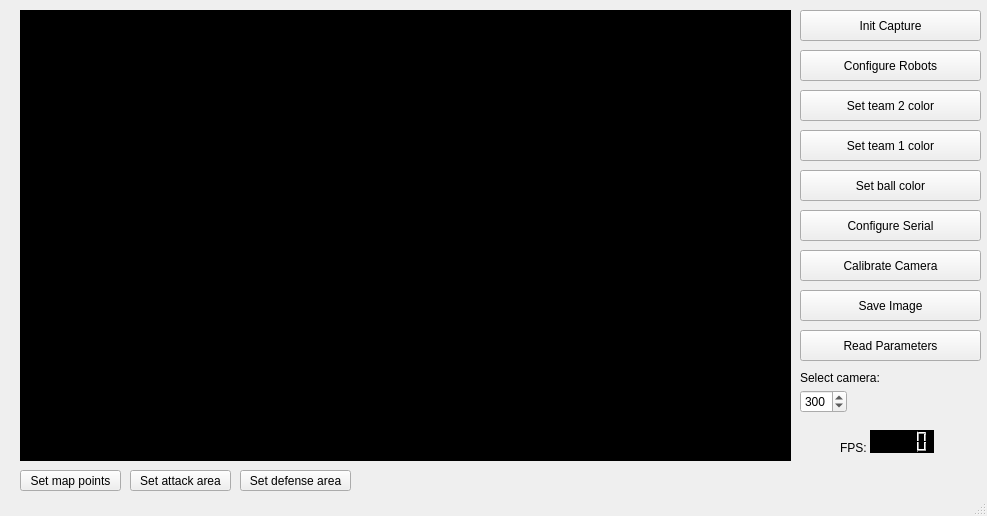
mateus558/RinoBot-System, file setparameters.ui: the form before one commit.
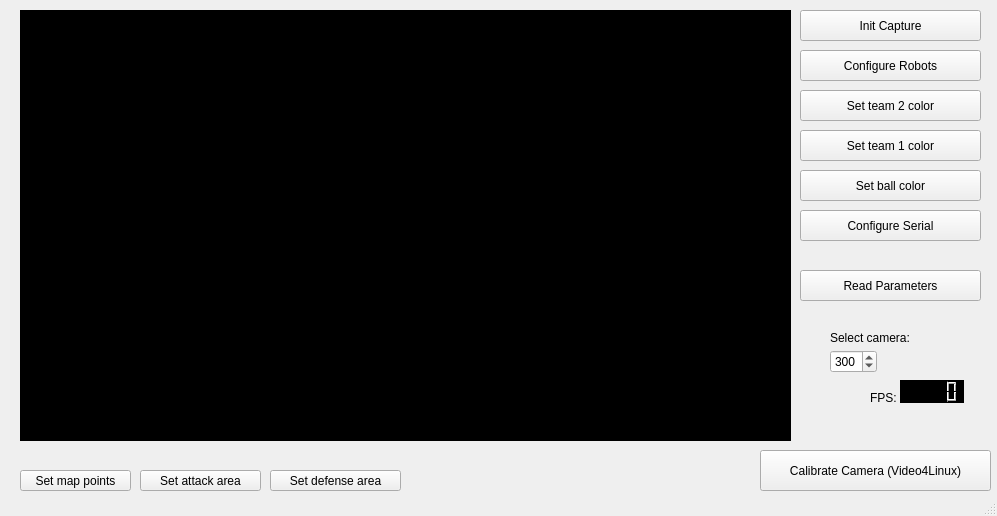
The form after the commit.

Commit message: Implementing camera calibration UI

Patch:
```diff
--- a/setparameters.ui
+++ b/setparameters.ui
@@ -9,7 +9,7 @@
    <rect>
     <x>0</x>
     <y>0</y>
-    <width>987</width>
+    <width>997</width>
     <height>516</height>
    </rect>
   </property>
@@ -23,7 +23,7 @@
       <x>20</x>
       <y>10</y>
       <width>771</width>
-      <height>451</height>
+      <height>431</height>
      </rect>
     </property>
     <property name="styleSheet">
@@ -49,8 +49,8 @@
    <widget class="QLCDNumber" name="fps_number">
     <property name="geometry">
      <rect>
-      <x>870</x>
-      <y>430</y>
+      <x>900</x>
+      <y>380</y>
       <width>64</width>
       <height>23</height>
      </rect>
@@ -62,8 +62,8 @@
    <widget class="QLabel" name="fps_label">
     <property name="geometry">
      <rect>
-      <x>840</x>
-      <y>440</y>
+      <x>870</x>
+      <y>390</y>
       <width>31</width>
       <height>16</height>
      </rect>
@@ -76,7 +76,7 @@
     <property name="geometry">
      <rect>
       <x>800</x>
-      <y>330</y>
+      <y>270</y>
       <width>181</width>
       <height>31</height>
      </rect>
@@ -129,7 +129,7 @@
      <rect>
       <x>20</x>
       <y>470</y>
-      <width>101</width>
+      <width>111</width>
       <height>21</height>
      </rect>
     </property>
@@ -140,9 +140,9 @@
    <widget class="QPushButton" name="attackArrea_btn">
     <property name="geometry">
      <rect>
-      <x>130</x>
+      <x>140</x>
       <y>470</y>
-      <width>101</width>
+      <width>121</width>
       <height>21</height>
      </rect>
     </property>
@@ -153,9 +153,9 @@
    <widget class="QPushButton" name="defenseArrea_btn">
     <property name="geometry">
      <rect>
-      <x>240</x>
+      <x>270</x>
       <y>470</y>
-      <width>111</width>
+      <width>131</width>
       <height>21</height>
      </rect>
     </property>
@@ -179,8 +179,8 @@
    <widget class="QLabel" name="camera_label">
     <property name="geometry">
      <rect>
-      <x>800</x>
-      <y>370</y>
+      <x>830</x>
+      <y>330</y>
       <width>101</width>
       <height>16</height>
      </rect>
@@ -192,8 +192,8 @@
    <widget class="QSpinBox" name="spinBox">
     <property name="geometry">
      <rect>
-      <x>800</x>
-      <y>390</y>
+      <x>830</x>
+      <y>350</y>
       <width>47</width>
       <height>23</height>
      </rect>
@@ -221,27 +221,14 @@
    <widget class="QPushButton" name="calibrate_camera">
     <property name="geometry">
      <rect>
-      <x>800</x>
-      <y>250</y>
-      <width>181</width>
-      <height>31</height>
+      <x>760</x>
+      <y>450</y>
+      <width>231</width>
+      <height>41</height>
      </rect>
     </property>
     <property name="text">
-     <string>Calibrate Camera</string>
-    </property>
-   </widget>
-   <widget class="QPushButton" name="save_image">
-    <property name="geometry">
-     <rect>
-      <x>800</x>
-      <y>290</y>
-      <width>181</width>
-      <height>31</height>
-     </rect>
-    </property>
-    <property name="text">
-     <string>Save Image</string>
+     <string>Calibrate Camera (Video4Linux)</string>
     </property>
    </widget>
   </widget>
```
The commit also changes 8 other files.
